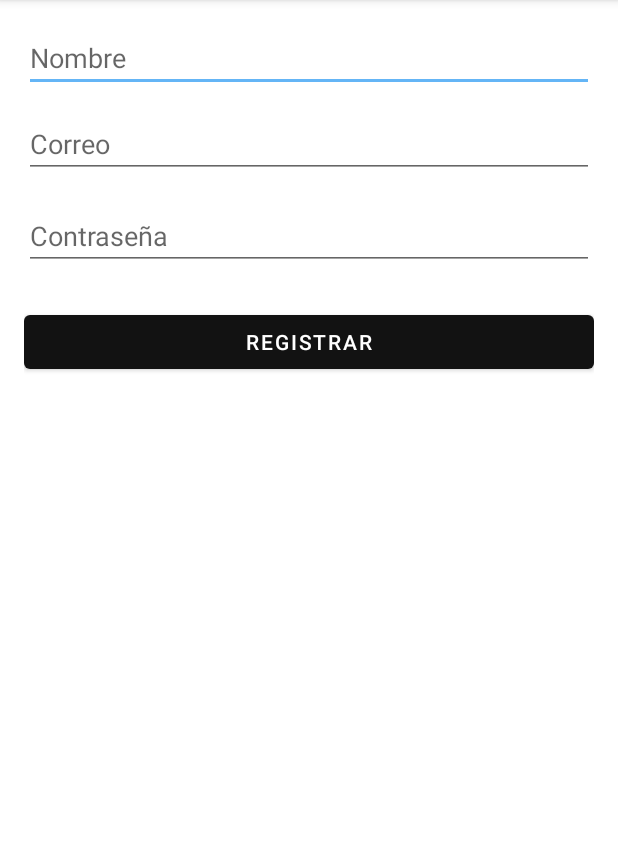
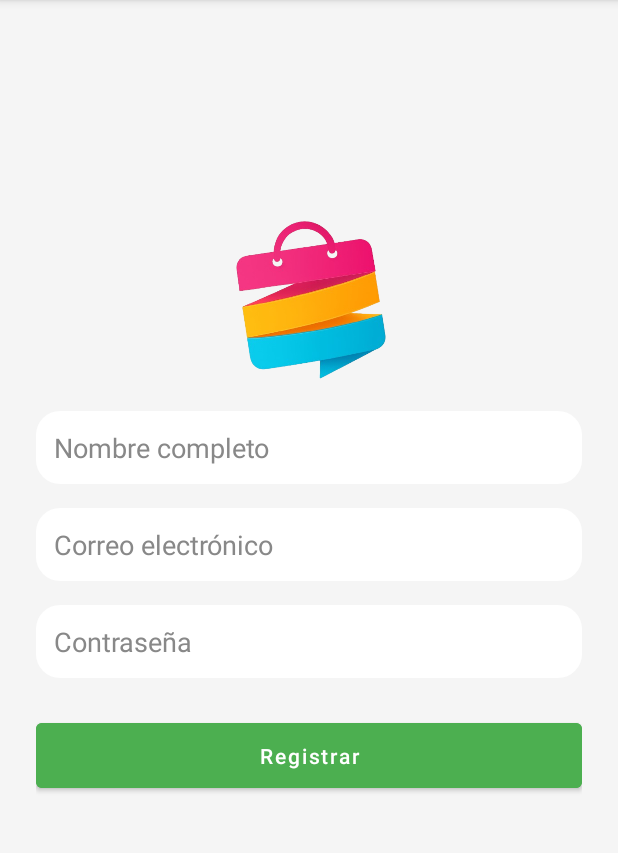
Before and after one commit to roman-tecpa/Shofy, an Android app: the fragment Registro shown on its own in the app's theme, on a phone screen of 412 x 824 dp, the part 84-937 px from its top. Run offline under Robolectric (Android 15) with nearby library versions, the phone set to English and light mode, and no system bars; 1 statement that could not run was skipped.

Commit message:
Cambio de diseno de register

```diff
--- a/app/src/main/res/layout/fragment_registro.xml
+++ b/app/src/main/res/layout/fragment_registro.xml
@@ -1,48 +1,85 @@
-<androidx.constraintlayout.widget.ConstraintLayout xmlns:android="http://schemas.android.com/apk/res/android"
+<?xml version="1.0" encoding="utf-8"?>
+<androidx.constraintlayout.widget.ConstraintLayout
+    xmlns:android="http://schemas.android.com/apk/res/android"
     xmlns:app="http://schemas.android.com/apk/res-auto"
     android:layout_width="match_parent"
     android:layout_height="match_parent"
-    android:padding="16dp">
+    android:padding="24dp"
+    android:background="#F5F5F5">
 
+
+    <!-- LOGO -->
+    <ImageView
+        android:id="@+id/imgLogo"
+        android:layout_width="150dp"
+        android:layout_height="150dp"
+        android:layout_marginTop="100dp"
+        android:layout_marginBottom="24dp"
+        android:src="@drawable/ic_shofy"
+        android:contentDescription="Logo de Shofy"
+        app:layout_constraintTop_toTopOf="parent"
+        app:layout_constraintStart_toStartOf="parent"
+        app:layout_constraintEnd_toEndOf="parent" />
+
+
+    <!-- Campo: Nombre -->
     <androidx.appcompat.widget.AppCompatEditText
         android:id="@+id/edtNombre"
         android:layout_width="0dp"
         android:layout_height="wrap_content"
-        android:hint="Nombre"
-        app:layout_constraintTop_toTopOf="parent"
+        android:hint="Nombre completo"
+        android:background="@drawable/bg_card"
+        android:padding="12dp"
+        android:textColor="#000000"
+        android:textColorHint="#888888"
+        app:layout_constraintTop_toBottomOf="@id/imgLogo"
         app:layout_constraintStart_toStartOf="parent"
         app:layout_constraintEnd_toEndOf="parent" />
 
+    <!-- Campo: Correo -->
     <androidx.appcompat.widget.AppCompatEditText
         android:id="@+id/edtCorreo"
         android:layout_width="0dp"
         android:layout_height="wrap_content"
-        android:layout_marginTop="12dp"
-        android:hint="Correo"
-        app:layout_constraintEnd_toEndOf="parent"
-        app:layout_constraintHorizontal_bias="0.0"
+        android:hint="Correo electrónico"
+        android:background="@drawable/bg_card"
+        android:padding="12dp"
+        android:layout_marginTop="16dp"
+        android:textColor="#000000"
+        android:textColorHint="#888888"
+        app:layout_constraintTop_toBottomOf="@id/edtNombre"
         app:layout_constraintStart_toStartOf="parent"
-        app:layout_constraintTop_toBottomOf="@id/edtNombre" />
+        app:layout_constraintEnd_toEndOf="parent" />
 
+    <!-- Campo: Contraseña -->
     <androidx.appcompat.widget.AppCompatEditText
         android:id="@+id/edtContrasena"
         android:layout_width="0dp"
         android:layout_height="wrap_content"
         android:hint="Contraseña"
         android:inputType="textPassword"
+        android:background="@drawable/bg_card"
+        android:padding="12dp"
+        android:layout_marginTop="16dp"
+        android:textColor="#000000"
+        android:textColorHint="#888888"
         app:layout_constraintTop_toBottomOf="@id/edtCorreo"
         app:layout_constraintStart_toStartOf="parent"
-        app:layout_constraintEnd_toEndOf="parent"
-        android:layout_marginTop="16dp" />
+        app:layout_constraintEnd_toEndOf="parent" />
 
+    <!-- Botón: Registrar -->
     <Button
         android:id="@+id/btnRegistrar"
         android:layout_width="0dp"
         android:layout_height="wrap_content"
         android:text="Registrar"
+        android:textAllCaps="false"
+        android:textColor="#FFFFFF"
+        android:backgroundTint="#4CAF50"
+        android:layout_marginTop="24dp"
+        android:padding="12dp"
         app:layout_constraintTop_toBottomOf="@id/edtContrasena"
         app:layout_constraintStart_toStartOf="parent"
-        app:layout_constraintEnd_toEndOf="parent"
-        android:layout_marginTop="24dp" />
+        app:layout_constraintEnd_toEndOf="parent" />
 
 </androidx.constraintlayout.widget.ConstraintLayout>
```
